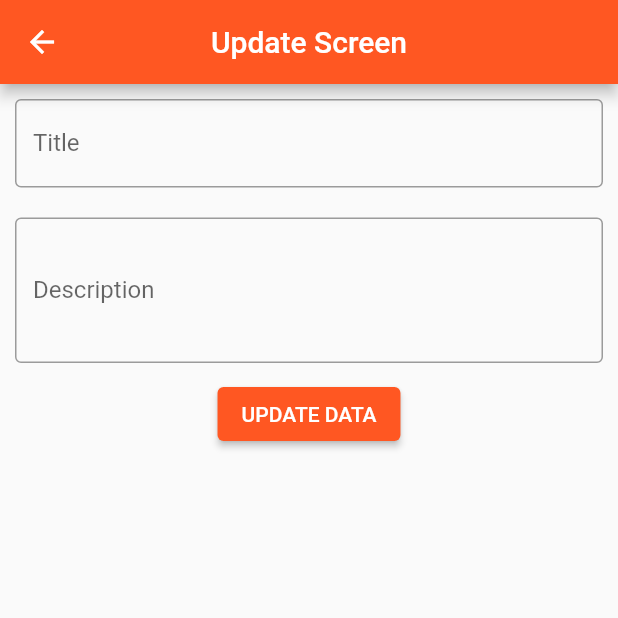
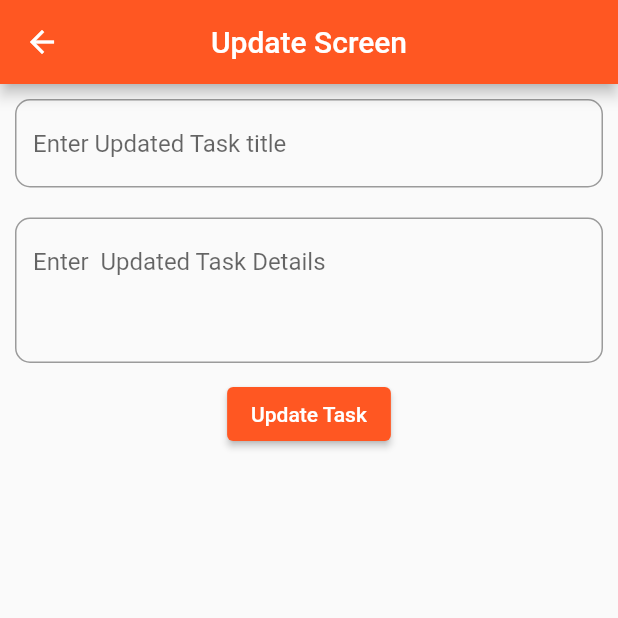
Before and after one commit to ScribbleRiyad/local_database_testing_hive, a Flutter app: the UpdateScreen screen opened directly with empty values, on a phone screen of 412 x 824 dp, the top half of it. Run offline on Flutter 3.47's test engine with Material 2 defaults, Android fonts, the light colour scheme and no system bars; our stand-ins replace hive, hive_flutter; accounts and stored records are empty.

Commit message:
completed Task

```diff
--- a/lib/home_screen.dart
+++ b/lib/home_screen.dart
@@ -15,6 +15,7 @@ class _HomeScreenState extends State<HomeScreen> {
   late final Box dataBox;
   final TextEditingController taskController = TextEditingController();
   final TextEditingController taskDetailsController = TextEditingController();
+
   @override
   void initState() {
     super.initState();
--- a/lib/update_screen.dart
+++ b/lib/update_screen.dart
@@ -63,9 +63,10 @@ class _UpdateScreenState extends State<UpdateScreen> {
             child: TextField(
               controller: titleController,
               decoration: const InputDecoration(
-                border: OutlineInputBorder(),
-                hintText: 'Enter Title',
-                labelText: 'Title',
+                border: OutlineInputBorder(
+                  borderRadius: BorderRadius.all(Radius.circular(10.0)),
+                ),
+                hintText: 'Enter Updated Task title',
               ),
             ),
           ),
@@ -75,9 +76,10 @@ class _UpdateScreenState extends State<UpdateScreen> {
               controller: descriptionController,
               maxLines: 3,
               decoration: const InputDecoration(
-                border: OutlineInputBorder(),
-                hintText: 'Enter Description',
-                labelText: 'Description',
+                border: OutlineInputBorder(
+                  borderRadius: BorderRadius.all(Radius.circular(10.0)),
+                ),
+                hintText: 'Enter  Updated Task Details',
               ),
             ),
           ),
@@ -91,7 +93,7 @@ class _UpdateScreenState extends State<UpdateScreen> {
                 ),
               );
             },
-            child: const Text('UPDATE DATA'),
+            child: const Text('Update Task'),
           ),
         ],
       ),
```
